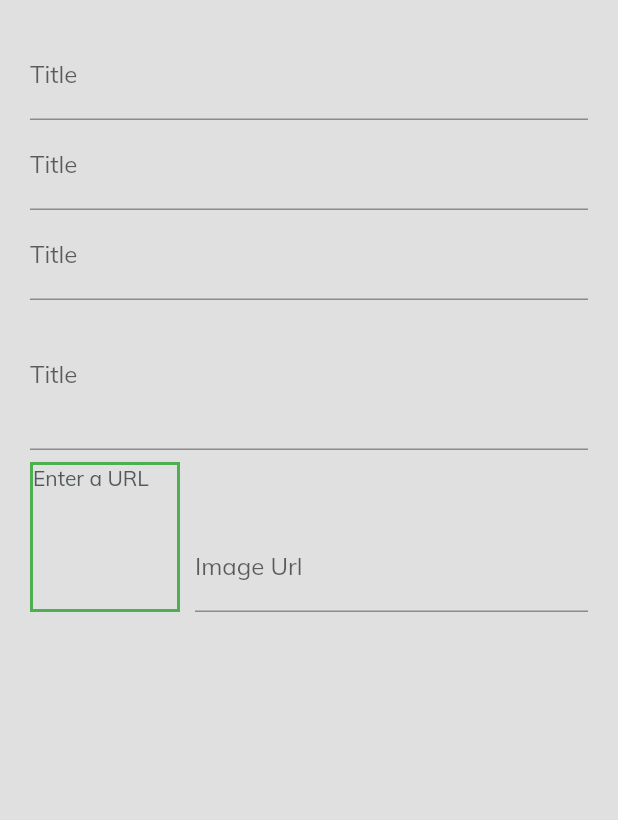
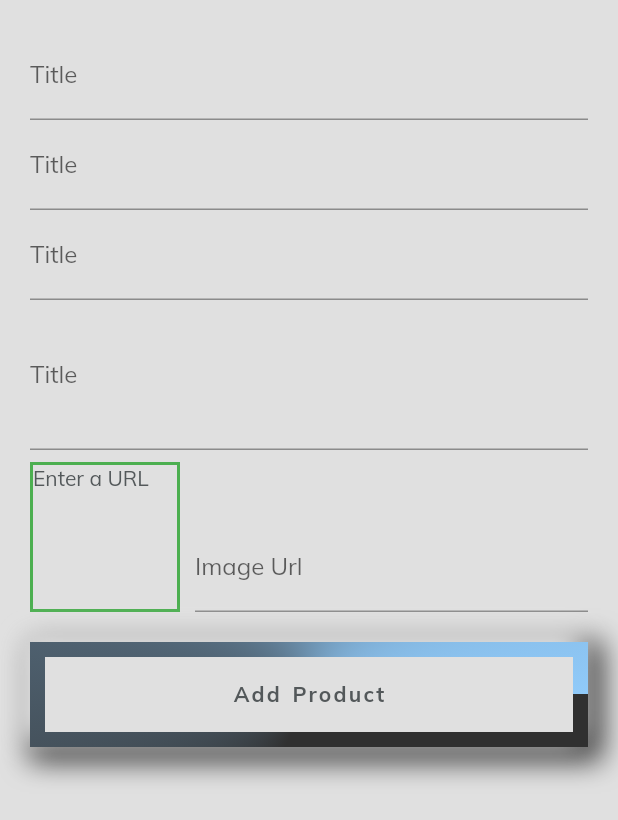
Before and after one commit to jbjason/shop_app2, a Flutter app: the EditProductScreen screen opened directly, on a phone screen of 412 x 824 dp. Shown: the top 820 px of the screen. Run offline on Flutter 3.47's test engine with Material 2 defaults, Android fonts, the phone set to English and light mode, and no system bars; our stand-ins replace confetti, flare_flutter, google_fonts, lottie.

Commit message:
Update edit_product_screen.dart

```diff
--- a/lib/screens/auth_and_admin/edit_product_screen.dart
+++ b/lib/screens/auth_and_admin/edit_product_screen.dart
@@ -1,4 +1,5 @@
 import 'package:flutter/material.dart';
+import 'package:shop_app2/constants/constants_.dart';
 import 'package:shop_app2/widgets/admin_widgets/edit_widgets/edit_image_fields.dart';
 import 'package:shop_app2/widgets/admin_widgets/edit_widgets/edit_text_fields.dart';
 
@@ -41,11 +42,36 @@ class _EditProductScreenState extends State<EditProductScreen> {
           EditImageFields(
               controller: _imageController,
               function: addImage,
-              imagesList: _imagesList)
+              imagesList: _imagesList),
+          const SizedBox(height: 20),
+          _addButton(),
         ],
       ),
     );
   }
+
+  Widget _addButton() => Center(
+        child: getButtonDecoration(
+          70,
+          MediaQuery.of(context).size.width,
+          BoxShape.rectangle,
+          getShadowBox(Colors.grey.shade900, Colors.white),
+          InkWell(
+            onTap: () {},
+            child: Container(
+              color: Colors.grey[300],
+              alignment: Alignment.center,
+              child: const Text(
+                'Add Product',
+                style: TextStyle(
+                    fontWeight: FontWeight.bold,
+                    letterSpacing: 1.5,
+                    wordSpacing: 1.5),
+              ),
+            ),
+          ),
+        ),
+      );
 
   void addImage(String s) {
     _imagesList.add(s);
```
